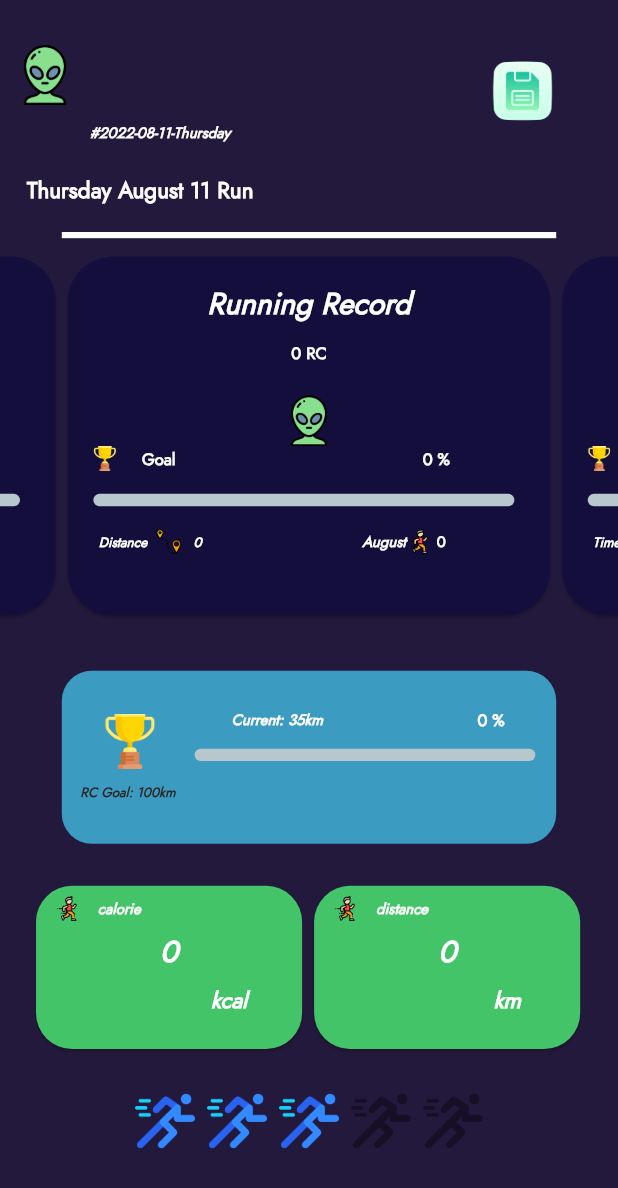
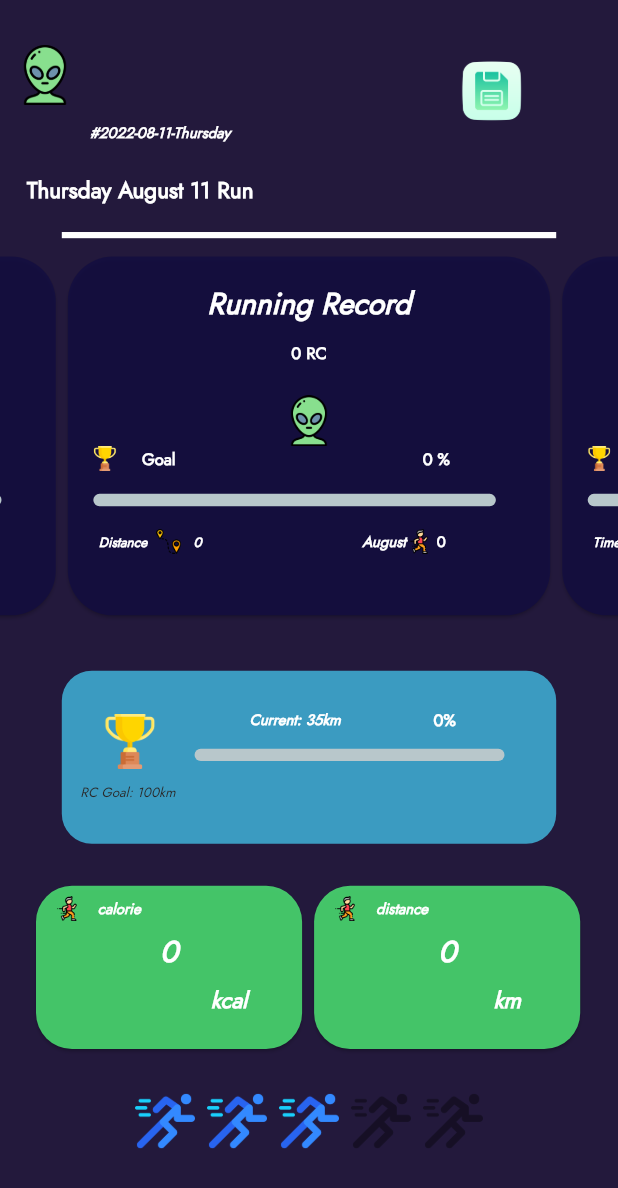
Before and after one commit to isaccKim/HRC_Project, a Flutter app: the savePage screen opened directly, on a phone screen of 412 x 824 dp. Shown: the top 1188 px of the screen. Run offline on Flutter 3.47's test engine with Material 2 defaults, Android fonts, the phone set to English and light mode, and no system bars; drawn by our look-alikes of carousel_slider, flutter_rating_bar, percent_indicator; our stand-ins replace cloud_firestore, firebase_auth, firebase_core, firebase_storage, fl_chart, flutter_svg and 13 more; missing offline and left inert: back_button_interceptor, dart:ffi, gradient_ui_widgets, shake; accounts and stored records are empty; network calls fail.

Commit message:
savePage.dart Updated
SavePaage Widget overflow fixed

```diff
--- a/hrc_project/lib/main.dart
+++ b/hrc_project/lib/main.dart
@@ -39,7 +39,7 @@ class MyApp extends StatelessWidget {
     return MaterialApp(
       initialRoute: '/',
       routes: {
-        '/': (BuildContext context) => savePage(),
+        '/': (BuildContext context) => StartPageWidget(),
         '/second': (BuildContext context) => AuthPage(),
       },
       theme: ThemeData(
--- a/hrc_project/lib/nav_bar/navigation_bar.dart
+++ b/hrc_project/lib/nav_bar/navigation_bar.dart
@@ -28,8 +28,8 @@ class _NavigationBarState extends State<NavigationBarPage> {
 
   final List<Widget> _pages = [
     const RankingBoardPage(),
-    TestPage(),
-    //MapSample(),
+    //TestPage(),
+    MapSample(),
     const DashBoard(),
     const SettingPage(),
   ];
--- a/hrc_project/lib/running_main/savePage.dart
+++ b/hrc_project/lib/running_main/savePage.dart
@@ -153,7 +153,7 @@ class _savePageState extends State<savePage> with TickerProviderStateMixin {
                                             width: MediaQuery.of(context)
                                                     .size
                                                     .width *
-                                                0.65),
+                                                0.6),
                                         Row(
                                           children: [
                                             Container(
@@ -367,7 +367,7 @@ class _savePageState extends State<savePage> with TickerProviderStateMixin {
                                                   width: MediaQuery.of(context)
                                                           .size
                                                           .width *
-                                                      0.73,
+                                                      0.7,
                                                   animation: true,
                                                   lineHeight:
                                                       MediaQuery.of(context)
@@ -547,7 +547,7 @@ class _savePageState extends State<savePage> with TickerProviderStateMixin {
                                     style: TextStyle(
                                       fontSize: 9,
                                       color: Color.fromARGB(255, 41, 39, 39),
-                                      fontWeight: FontWeight.bold,
+                                      fontWeight: FontWeight.w500,
                                       fontStyle: FontStyle.italic,
                                     ),
                                   ),
@@ -584,10 +584,10 @@ class _savePageState extends State<savePage> with TickerProviderStateMixin {
                                             width: MediaQuery.of(context)
                                                     .size
                                                     .width *
-                                                0.25,
+                                                0.15,
                                           ),
                                           Text(
-                                            '${sum_record[0][4]} %',
+                                            '${sum_record[0][4]}%',
                                             style: TextStyle(
                                               fontSize: 11,
                                               color: Colors.white,
@@ -608,7 +608,7 @@ class _savePageState extends State<savePage> with TickerProviderStateMixin {
                                             width: MediaQuery.of(context)
                                                     .size
                                                     .width *
-                                                0.6,
+                                                0.55,
                                             animation: true,
                                             lineHeight: MediaQuery.of(context)
                                                     .size
```
